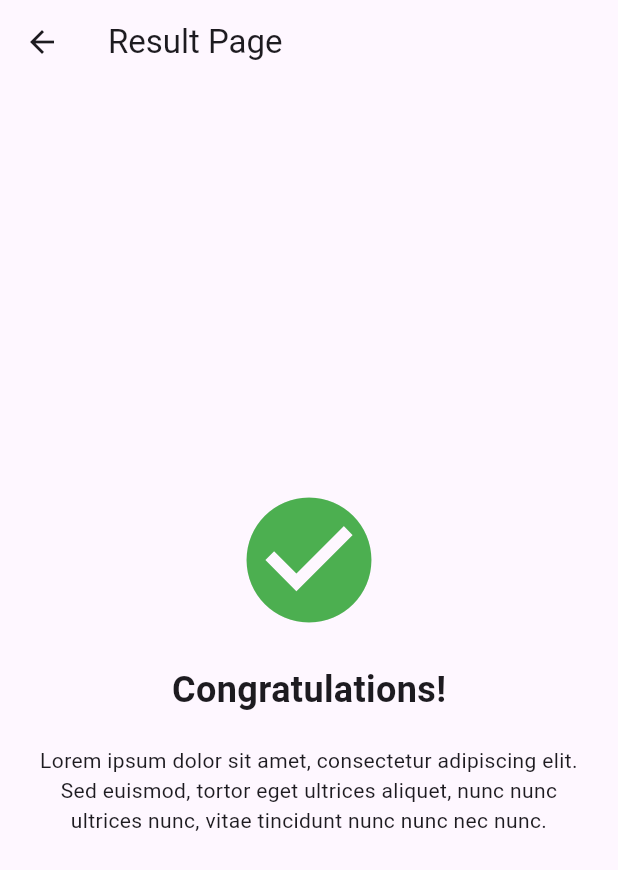
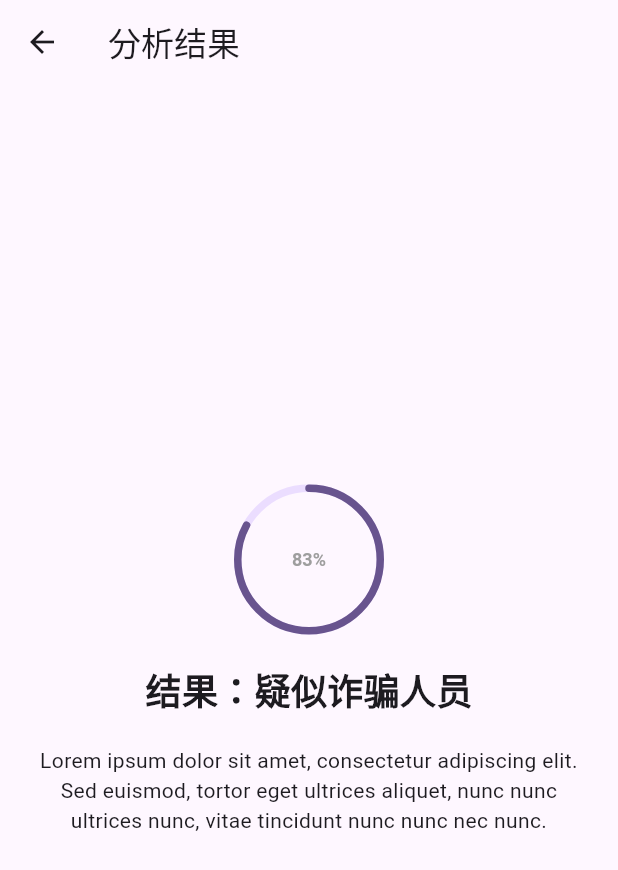
Before and after one commit to xeonds/anti-cheat, a Flutter app: the ResultPage screen opened directly, on a phone screen of 412 x 824 dp. Shown: the top 870 px of the screen. Run offline on Flutter 3.47's test engine with Material 3 defaults, Android fonts, the phone set to English and light mode, and no system bars.

Commit message:
feat: add ring chart at result page

```diff
--- /dev/null
+++ b/app/lib/util/ring.dart
@@ -0,0 +1,104 @@
+import 'dart:math';
+import 'package:flutter/material.dart';
+
+class RingChart extends StatelessWidget {
+  final double radius;
+  final double strokeWidth;
+  final double value;
+  final Color ringColor;
+  final Color progressColor;
+  final String text;
+
+  const RingChart(
+      {super.key,
+      required this.radius,
+      required this.strokeWidth,
+      required this.value,
+      required this.ringColor,
+      required this.progressColor,
+      required this.text});
+
+  @override
+  Widget build(BuildContext context) {
+    return CustomPaint(
+      size: Size(radius * 2, radius * 2),
+      painter: ResourceUsageRingPainter(
+          value: value,
+          ringColor: ringColor,
+          progressColor: progressColor,
+          strokeWidth: strokeWidth,
+          text: text),
+    );
+  }
+}
+
+class ResourceUsageRingPainter extends CustomPainter {
+  final double value;
+  final Color ringColor;
+  final Color progressColor;
+  final double strokeWidth;
+  final String text;
+
+  ResourceUsageRingPainter(
+      {required this.value,
+      required this.ringColor,
+      required this.progressColor,
+      required this.strokeWidth,
+      required this.text});
+
+  @override
+  void paint(Canvas canvas, Size size) {
+    final double centerX = size.width / 2;
+    final double centerY = size.height / 2;
+    final double radius =
+        min(size.width / 2, size.height / 2) - (strokeWidth / 2);
+
+    const double startAngle = -pi / 2;
+    final double sweepAngle = 2 * pi * value;
+
+    final Paint ringPaint = Paint()
+      ..color = ringColor
+      ..strokeWidth = strokeWidth
+      ..style = PaintingStyle.stroke;
+
+    final Paint progressPaint = Paint()
+      ..color = progressColor
+      ..strokeWidth = strokeWidth
+      ..style = PaintingStyle.stroke
+      ..strokeCap = StrokeCap.round;
+
+    canvas.drawCircle(Offset(centerX, centerY), radius, ringPaint);
+    canvas.drawArc(
+      Rect.fromCircle(center: Offset(centerX, centerY), radius: radius),
+      startAngle,
+      sweepAngle,
+      false,
+      progressPaint,
+    );
+
+    TextSpan span = TextSpan(
+      style: const TextStyle(
+        color: Colors.grey,
+        fontSize: 12.0,
+        fontWeight: FontWeight.bold,
+      ),
+      text: text,
+    );
+    TextPainter tp = TextPainter(
+      text: span,
+      textAlign: TextAlign.center,
+      textDirection: TextDirection.ltr,
+    );
+    tp.layout();
+    tp.paint(canvas, Offset(centerX - tp.width / 2, centerY - tp.height / 2));
+  }
+
+  @override
+  bool shouldRepaint(ResourceUsageRingPainter oldDelegate) {
+    return oldDelegate.value != value ||
+        oldDelegate.ringColor != ringColor ||
+        oldDelegate.progressColor != progressColor ||
+        oldDelegate.strokeWidth != strokeWidth ||
+        oldDelegate.text != text;
+  }
+}
--- a/app/lib/views/result.dart
+++ b/app/lib/views/result.dart
@@ -1,3 +1,4 @@
+import 'package:app/util/ring.dart';
 import 'package:flutter/material.dart';
 
 class ResultPage extends StatelessWidget {
@@ -5,27 +6,29 @@ class ResultPage extends StatelessWidget {
   Widget build(BuildContext context) {
     return Scaffold(
       appBar: AppBar(
-        title: Text('Result Page'),
+        title: const Text('分析结果'),
       ),
       body: Center(
         child: Column(
           mainAxisAlignment: MainAxisAlignment.center,
           children: [
-            Icon(
-              Icons.check_circle,
-              size: 100,
-              color: Colors.green,
-            ),
-            SizedBox(height: 20),
-            Text(
-              'Congratulations!',
+            RingChart(
+                radius: 50,
+                strokeWidth: 5,
+                value: 0.83,
+                ringColor: Theme.of(context).colorScheme.primaryContainer,
+                progressColor: Theme.of(context).colorScheme.primary,
+                text: "83%"),
+            const SizedBox(height: 20),
+            const Text(
+              '结果：疑似诈骗人员',
               style: TextStyle(
                 fontSize: 24,
                 fontWeight: FontWeight.bold,
               ),
             ),
-            SizedBox(height: 20),
-            Padding(
+            const SizedBox(height: 20),
+            const Padding(
               padding: EdgeInsets.symmetric(horizontal: 20),
               child: Text(
                 'Lorem ipsum dolor sit amet, consectetur adipiscing elit. Sed euismod, tortor eget ultrices aliquet, nunc nunc ultrices nunc, vitae tincidunt nunc nunc nec nunc.',
```
